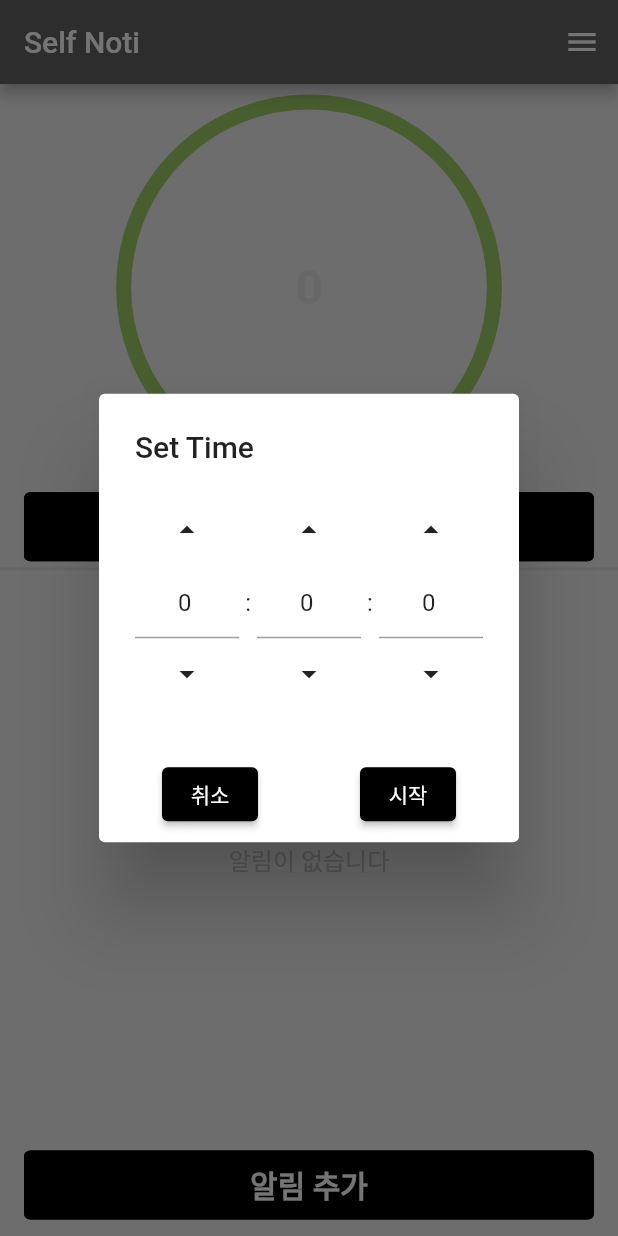
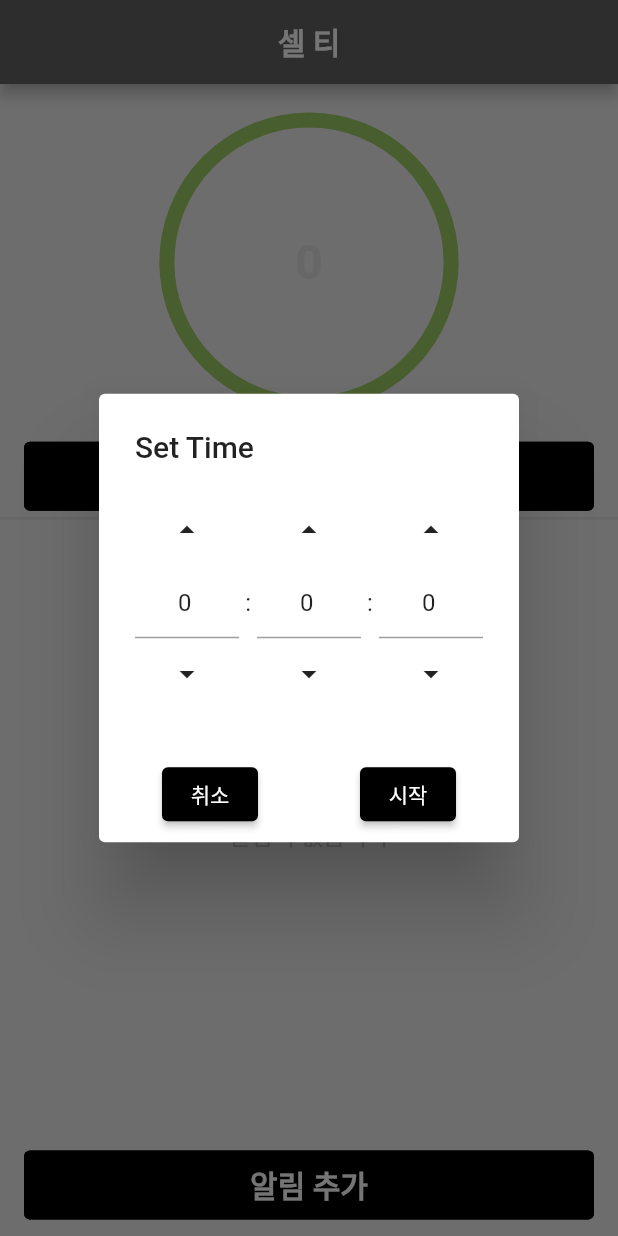
Before and after one commit to Raonshi/self_noti, a Flutter app: the screen it shows after launch, after a tap on "시간 설정", on a phone screen of 412 x 824 dp. Run offline on Flutter 3.47's test engine with Material 2 defaults, Android fonts, the light colour scheme and no system bars; drawn by our look-alikes of circular_countdown_timer; our stand-ins replace flutter_local_notifications, freezed_annotation, shared_preferences, timezone.

Commit message:
add comments

```diff
--- a/lib/src/home/components/timer.dart
+++ b/lib/src/home/components/timer.dart
@@ -15,11 +15,11 @@ class TimerComponent extends StatelessWidget {
     return Column(
       children: [
         Padding(
-          padding: const EdgeInsets.symmetric(vertical: 12.0, horizontal: 16.0),
+          padding: const EdgeInsets.symmetric(vertical: 24.0, horizontal: 16.0),
           child: CircularCountDownTimer(
             controller: provider.countdownController,
             width: MediaQuery.of(context).size.width,
-            height: MediaQuery.of(context).size.height * 0.3,
+            height: MediaQuery.of(context).size.height * 0.23,
             duration: provider.time,
             initialDuration: 0,
             fillColor: Theme.of(context).colorScheme.secondary,
--- a/lib/src/home/page.dart
+++ b/lib/src/home/page.dart
@@ -5,6 +5,7 @@ import 'package:self_noti/src/home/components/timer.dart';
 import 'package:self_noti/src/home/provider/home_provider.dart';
 import 'package:self_noti/src/home/provider/notification_provider.dart';
 import 'package:self_noti/src/home/provider/timer_provider.dart';
+import 'package:self_noti/style/styles.dart';
 
 class HomePage extends StatelessWidget {
   const HomePage({Key? key}) : super(key: key);
@@ -20,16 +21,27 @@ class HomePage extends StatelessWidget {
       child: Scaffold(
         backgroundColor: Theme.of(context).colorScheme.background,
         appBar: AppBar(
+          centerTitle: true,
           title: Consumer<HomeProvider>(
             builder: (BuildContext context, HomeProvider provider, Widget? child) =>
-                Text(Provider.of<HomeProvider>(context).title),
+                Text(Provider.of<HomeProvider>(context).title, style: appBarTitleStyle),
           ),
-          actions: [
-            IconButton(
-                onPressed: () {
-                  print('App Bar Menu Click!!!!!!!!!');
-                },
-                icon: const Icon(Icons.menu)),
+          actions:const [
+            // IconButton(
+            //     onPressed: () {
+            //       ScaffoldMessenger.of(context).showSnackBar(
+            //         SnackBar(
+            //           backgroundColor: Theme.of(context).colorScheme.primary.withOpacity(0.6),
+            //           behavior: SnackBarBehavior.floating,
+            //           dismissDirection: DismissDirection.up,
+            //           elevation: 30,
+            //           content: Row(
+            //             children: [Text('아직 구현되지 않')],
+            //           ),
+            //         ),
+            //       );
+            //     },
+            //     icon: const Icon(Icons.menu)),
           ],
         ),
         body: Column(
--- a/lib/src/home/provider/home_provider.dart
+++ b/lib/src/home/provider/home_provider.dart
@@ -4,6 +4,6 @@ import 'package:self_noti/data/notification_item/notification_item_model.dart';
 import 'package:shared_preferences/shared_preferences.dart';
 
 class HomeProvider extends ChangeNotifier {
-  String title = 'Self Noti';
+  String title = '셀 티';
 
 }
--- a/lib/src/home/provider/notification_provider.dart
+++ b/lib/src/home/provider/notification_provider.dart
@@ -2,20 +2,36 @@ import 'dart:convert';
 
 import 'package:flutter/material.dart';
 import 'package:self_noti/data/notification_item/notification_item_model.dart';
+import 'package:self_noti/src/tools.dart';
 import 'package:shared_preferences/shared_preferences.dart';
+import 'package:flutter_local_notifications/flutter_local_notifications.dart';
+import 'package:timezone/data/latest_all.dart' as tz;
+import 'package:timezone/timezone.dart' as tz;
 
 class NotificationProvider extends ChangeNotifier {
   String title = 'Self Noti';
   List<NotificationItemModel> notiItems = [];
+
+  // Local Storage Access
   late final SharedPreferences localStorage;
 
+  //Local Notification
+  late final FlutterLocalNotificationsPlugin flutterLocalNotificationsPlugin;
+
   NotificationProvider() {
-    initStorage().then((_) => initNotiItems());
+    initStorage().then((_) async {
+      await initNotiItems();
+      await initLocalNotification();
+    });
   }
 
+  /// ## initStorage()
+  /// Initialize [SharedPreferences].
   Future<void> initStorage() async => localStorage = await SharedPreferences.getInstance();
 
-  void initNotiItems() async {
+  /// ## initNotiItems()
+  /// Initialize [NotificationItemModel] List which is stored in [SharedPreferences].
+  Future<void> initNotiItems() async {
     if (localStorage.containsKey('notificationItems')) {
       List<String>? data = localStorage.getStringList('notificationItems');
       if (data == null) return;
@@ -24,22 +40,42 @@ class NotificationProvider extends ChangeNotifier {
       }).toList();
 
       for (NotificationItemModel item in notiItems) {
-        if (item.expiredAt?.isBefore(DateTime.now()) ?? true) removeNotiItem(item);
+        if ((item.expiredAt?.isBefore(DateTime.now()) ?? true) || isSameDay(item.expiredAt ?? DateTime(1970), DateTime.now())) removeNotiItem(item);
       }
     }
     notifyListeners();
   }
 
-  void removeNotiItem(NotificationItemModel item){
+  /// ## initLocalNotification()
+  /// Initialize [FlutterLocalNotificationsPlugin].
+  Future<void> initLocalNotification() async {
+    flutterLocalNotificationsPlugin = FlutterLocalNotificationsPlugin();
+    const AndroidInitializationSettings initializationSettingsAndroid =
+        AndroidInitializationSettings('@mipmap/ic_launcher');
+
+    InitializationSettings initializationSettings =
+        const InitializationSettings(android: initializationSettingsAndroid);
+    await flutterLocalNotificationsPlugin.initialize(initializationSettings);
+  }
+
+  /// ## removeNotiItem(NotificationItemModel)
+  /// Remove [NotificationItemModel] in [notiItems].
+  void removeNotiItem(NotificationItemModel item) {
     notiItems.remove(item);
     notifyListeners();
   }
 
+  /// ## removeNotiItemFromIndex(int)
+  /// Remove [NotificationItemModel] at [index] of [notiItems].
   void removeNotiItemFromIndex(int index) {
     notiItems.removeAt(index);
     notifyListeners();
   }
 
+  /// ## addNotiItem(NotificationItemModel)
+  /// Add [NotificationItemModel] at last of [notiItems].
+  ///
+  /// After adding, [notiItems] will be stored at [localStorage].
   void addNotiItem(NotificationItemModel item) {
     item = item.copyWith(createdAt: DateTime.now());
     notiItems.add(item);
@@ -47,15 +83,63 @@ class NotificationProvider extends ChangeNotifier {
     notifyListeners();
   }
 
+  /// ## updateNotiItem(NotificationItemModel, int)
+  /// Update [NotificationItemModel] at [index] of [notiItems].
   void updateNotiItem(NotificationItemModel item, int index) {
     item = item.copyWith(updatedAt: DateTime.now());
     notiItems.replaceRange(index, index + 1, [item]);
     localStorage.setStringList('notificationItems', convertNotificationItemModelToString());
+
+    createLocalNotification(item);
     notifyListeners();
   }
 
+  /// ## convertNotificationItemModelToString()
+  /// Convert [NotificationItemModel] to String.
   List<String> convertNotificationItemModelToString() {
     List<Map<String, dynamic>> jsonList = notiItems.map((e) => e.toJson()).toList();
     return jsonList.map((e) => json.encode(e)).toList();
   }
+
+  /// ## calculateScheduleSeconds(NotificationItemModel)
+  /// Calculate when notification will be displayed.
+  Duration calculateScheduleSeconds(NotificationItemModel item) {
+    tz.initializeTimeZones();
+    tz.setLocalLocation(tz.getLocation('Asia/Seoul'));
+
+    final DateTime expiredDay = DateTime(item.expiredAt!.year, item.expiredAt!.month, item.expiredAt!.day, 9);
+    final DateTime today = DateTime.now();
+
+     return Duration(seconds: expiredDay.difference(today).inSeconds);
+  }
+
+
+  /// ## createLocalNotification(NotificationItemModel)
+  /// Create scheduled notification.
+  /// - every notification will be announced 9:00A.M each day.
+  void createLocalNotification(NotificationItemModel item) async {
+    final notiTime = calculateScheduleSeconds(item);
+
+    AndroidNotificationDetails androidNotificationDetails = const AndroidNotificationDetails(
+      'st_001',
+      'localNotification',
+      channelDescription: 'This notification is made by NotificationItemModel',
+      priority: Priority.max,
+      importance: Importance.max,
+      fullScreenIntent: true,
+      enableVibration: true,
+      playSound: true,
+    );
+    NotificationDetails notificationDetails = NotificationDetails(android: androidNotificationDetails);
+
+    await flutterLocalNotificationsPlugin.zonedSchedule(
+      0,
+      '${item.title}',
+      '${item.content}',
+      tz.TZDateTime.now(tz.local).add(notiTime),
+      notificationDetails,
+      androidAllowWhileIdle: true,
+      uiLocalNotificationDateInterpretation: UILocalNotificationDateInterpretation.absoluteTime,
+    );
+  }
 }
--- /dev/null
+++ b/lib/src/tools.dart
@@ -0,0 +1 @@
+isSameDay(DateTime a, DateTime b) => a.year == b.year && a.month == b.month && a.day == b.day;
--- a/lib/style/styles.dart
+++ b/lib/style/styles.dart
@@ -21,6 +21,11 @@ TextStyle get labelStyle => const TextStyle(
       fontWeight: FontWeight.w600,
       color: Colors.grey,
     );
+
+TextStyle get appBarTitleStyle => const TextStyle(
+  fontSize: 20.0,
+  fontWeight: FontWeight.w600,
+);
 
 TextStyle get titleSmallStyle => const TextStyle(
       fontSize: 16.0,
```
Also changed, not shown: pubspec.yaml (+13 -0 lines), pubspec.lock, 7 other files.
